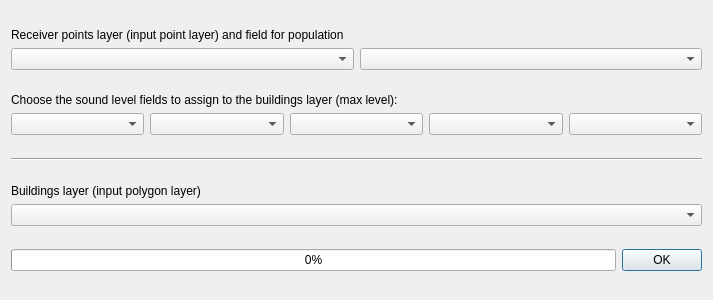
The window that tools/ui_AssignLevelsToBuildings.ui (pierluigiderosa/openoise) describes before a commit, drawn with Qt 5.
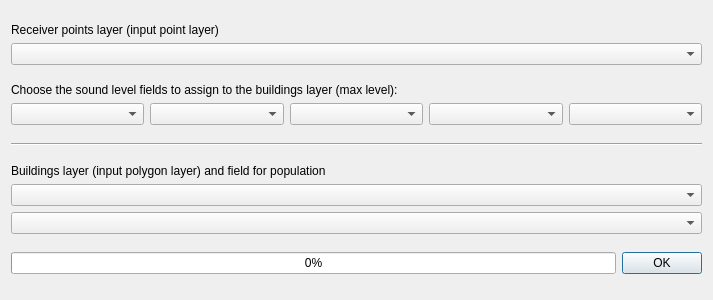
The same window after the commit. Custom widgets are drawn as their Qt base class.

Commit message: initial fix emission CNOSSOS initial popolation aggregation on buildings

```diff
--- a/tools/ui_AssignLevelsToBuildings.ui
+++ b/tools/ui_AssignLevelsToBuildings.ui
@@ -55,7 +55,7 @@
         </sizepolicy>
        </property>
        <property name="text">
-        <string>Receiver points layer (input point layer) and field for population</string>
+        <string>Receiver points layer (input point layer)</string>
        </property>
       </widget>
      </item>
@@ -64,9 +64,6 @@
        <item>
         <widget class="QgsMapLayerComboBox" name="receiver_points_layer_comboBox"/>
        </item>
-       <item>
-        <widget class="QgsFieldComboBox" name="receiver_points_population_field"/>
-       </item>
       </layout>
      </item>
     </layout>
@@ -128,13 +125,23 @@
         </sizepolicy>
        </property>
        <property name="text">
-        <string>Buildings layer (input polygon layer)</string>
+        <string>Buildings layer (input polygon layer) and field for population</string>
        </property>
       </widget>
      </item>
      <item>
       <widget class="QgsMapLayerComboBox" name="buildings_layer_comboBox"/>
      </item>
+     <item>
+      <widget class="QgsFieldComboBox" name="receiver_points_population_field">
+       <property name="toolTip">
+        <string>population field</string>
+       </property>
+       <property name="statusTip">
+        <string extracomment="population field"/>
+       </property>
+      </widget>
+     </item>
     </layout>
    </item>
    <item>
```
Left out of the diff: 40 changed lines with no effect on the pictures. The commit also changes 5 other files.
